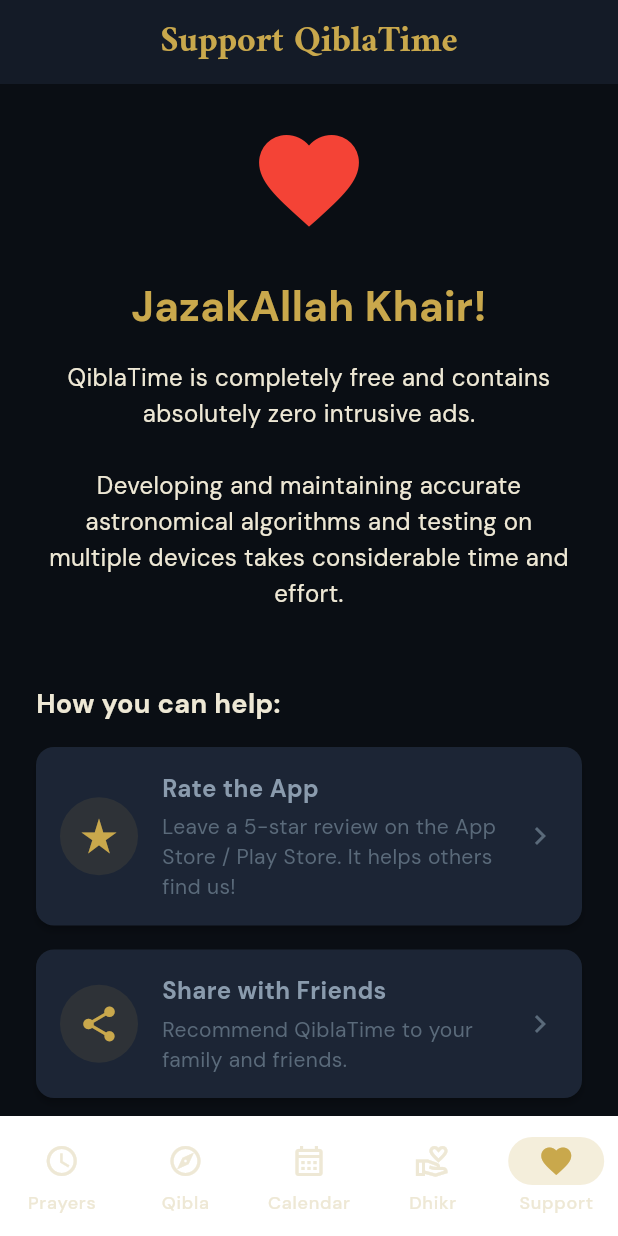
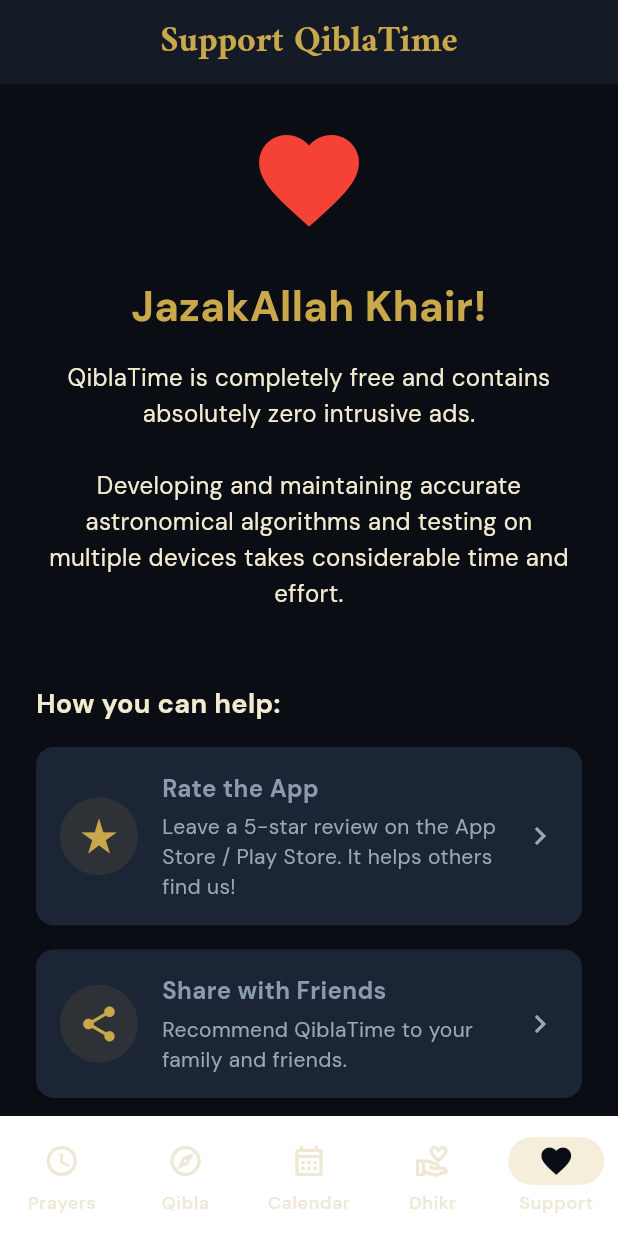
Before and after one commit to said3h/qibla_time, a Flutter app: the screen it shows after launch, item 5 of the bottom bar chosen, on a phone screen of 412 x 824 dp. Run offline on Flutter 3.47's test engine with Material 3 defaults, Android fonts, the phone set to English and light mode, and no system bars; our stand-ins replace adhan, audioplayers, flutter_compass, flutter_local_notifications, flutter_riverpod, geolocator and 5 more; missing offline and left inert: proximity_sensor.

Commit message:
Fix: Unblock CI analysis and restore assets

```diff
--- a/lib/core/navigation/main_navigation.dart
+++ b/lib/core/navigation/main_navigation.dart
@@ -40,30 +40,30 @@
         },
         backgroundColor: Colors.white,
         indicatorColor: AppTheme.primaryGreen.withOpacity(0.2),
-        destinations: [
+        destinations: const [
           NavigationDestination(
             icon: Icon(Icons.access_time_outlined),
-            selectedIcon: Icon(Icons.access_time_filled, color: AppTheme.primaryGreen),
+            selectedIcon: Icon(Icons.access_time_filled),
             label: 'Prayers',
           ),
           NavigationDestination(
             icon: Icon(Icons.explore_outlined),
-            selectedIcon: Icon(Icons.explore, color: AppTheme.primaryGreen),
+            selectedIcon: Icon(Icons.explore),
             label: 'Qibla',
           ),
           NavigationDestination(
             icon: Icon(Icons.calendar_month_outlined),
-            selectedIcon: Icon(Icons.calendar_month, color: AppTheme.primaryGreen),
+            selectedIcon: Icon(Icons.calendar_month),
             label: 'Calendar',
           ),
           NavigationDestination(
             icon: Icon(Icons.volunteer_activism_outlined), // Using this for Tasbih/Dhikr feeling
-            selectedIcon: Icon(Icons.volunteer_activism, color: AppTheme.primaryGreen),
+            selectedIcon: Icon(Icons.volunteer_activism),
             label: 'Dhikr',
           ),
           NavigationDestination(
             icon: Icon(Icons.favorite_outline),
-            selectedIcon: Icon(Icons.favorite, color: AppTheme.primaryGreen),
+            selectedIcon: Icon(Icons.favorite),
             label: 'Support',
           ),
         ],
--- a/lib/core/services/audio_service.dart
+++ b/lib/core/services/audio_service.dart
@@ -1,4 +1,5 @@
 import 'package:audioplayers/audioplayers.dart';
+import 'package:flutter/foundation.dart';
 
 /// Servicio para reproducir archivos de audio (Adhan, Quran, etc.)
 class AudioService {
@@ -25,7 +26,7 @@
         await _player.play(AssetSource('audio/$fileName'));
       }
     } catch (e) {
-      print('Error al reproducir audio: $e');
+      debugPrint('Error al reproducir audio: $e');
       rethrow;
     }
   }
@@ -35,7 +36,7 @@
     try {
       await _player.stop();
     } catch (e) {
-      print('Error al detener audio: $e');
+      debugPrint('Error al detener audio: $e');
     }
   }
 
@@ -44,7 +45,7 @@
     try {
       await _player.pause();
     } catch (e) {
-      print('Error al pausar audio: $e');
+      debugPrint('Error al pausar audio: $e');
     }
   }
 
@@ -53,7 +54,7 @@
     try {
       await _player.resume();
     } catch (e) {
-      print('Error al reanudar audio: $e');
+      debugPrint('Error al reanudar audio: $e');
     }
   }
 
@@ -62,7 +63,7 @@
     try {
       await _player.setVolume(volume);
     } catch (e) {
-      print('Error al establecer volumen: $e');
+      debugPrint('Error al establecer volumen: $e');
     }
   }
 
@@ -72,7 +73,7 @@
       await _player.stop();
       await _player.dispose();
     } catch (e) {
-      print('Error al liberar recursos: $e');
+      debugPrint('Error al liberar recursos: $e');
     }
   }
 
--- a/lib/core/theme/app_theme.dart
+++ b/lib/core/theme/app_theme.dart
@@ -317,30 +317,30 @@
   final tokens = QiblaThemes.dark;
 
   // Colores legacy (usando tema dark por defecto)
-  static Color get primaryGreen => QiblaThemes.dark.primary;
-  static Color get accentGold => QiblaThemes.dark.primaryLight;
-  static Color get backgroundWhite => QiblaThemes.dark.bgPage;
-  static Color get textDark => QiblaThemes.dark.textPrimary;
-  static Color get textLight => QiblaThemes.dark.textMuted;
+  static const Color primaryGreen = Color(0xFFC9A84C);
+  static const Color accentGold = Color(0xFFE8C97A);
+  static const Color backgroundWhite = Color(0xFF0A0E14);
+  static const Color textDark = Color(0xFFF3EBD1);
+  static const Color textLight = Color(0xFF9BA7B4);
 
   // Nuevos colores del diseño v2
-  static Color get gold => QiblaThemes.dark.primary;
-  static Color get goldLight => QiblaThemes.dark.primaryLight;
-  static Color get night => QiblaThemes.dark.bgPage;
-  static Color get deep => QiblaThemes.dark.bgApp;
-  static Color get surface => QiblaThemes.dark.bgSurface;
-  static Color get surface2 => QiblaThemes.dark.bgSurface2;
-  static Color get text => QiblaThemes.dark.textPrimary;
-  static Color get muted => QiblaThemes.dark.textMuted;
-  static Color get accent => QiblaThemes.dark.accent;
-  static Color get confirm => QiblaThemes.dark.confirm;
-  static Color get danger => QiblaThemes.dark.danger;
-  static Color get border => QiblaThemes.dark.border;
-  static Color get borderMed => QiblaThemes.dark.borderMed;
-  static Color get activeBg => QiblaThemes.dark.activeBg;
-  static Color get activeBorder => QiblaThemes.dark.activeBorder;
-  static Color get primaryBg => QiblaThemes.dark.primaryBg;
-  static Color get primaryBorder => QiblaThemes.dark.primaryBorder;
+  static const Color gold = Color(0xFFC9A84C);
+  static const Color goldLight = Color(0xFFE8C97A);
+  static const Color night = Color(0xFF0A0E14);
+  static const Color deep = Color(0xFF141B27);
+  static const Color surface = Color(0xFF1C2535);
+  static const Color surface2 = Color(0xFF243044);
+  static const Color text = Color(0xFFF3EBD1);
+  static const Color muted = Color(0xFF9BA7B4);
+  static const Color accent = Color(0xFF66D9EF);
+  static const Color confirm = Color(0xFF69C08A);
+  static const Color danger = Color(0xFFE57373);
+  static const Color border = Color(0x1FE8C97A);
+  static const Color borderMed = Color(0x38E8C97A);
+  static const Color activeBg = Color(0x2BC9A84C);
+  static const Color activeBorder = Color(0x52C9A84C);
+  static const Color primaryBg = Color(0x21C9A84C);
+  static const Color primaryBorder = Color(0x52C9A84C);
 
   // Gradientes
   static LinearGradient get prayerHeroGradient => const LinearGradient(
@@ -357,7 +357,7 @@
 
   // Theme Data para Material
   static ThemeData get darkTheme {
-    final tokens = QiblaThemes.dark;
+    const tokens = QiblaThemes.dark;
     return ThemeData(
       useMaterial3: true,
       brightness: Brightness.dark,
--- a/lib/features/support/screens/adhan_selector_screen.dart
+++ b/lib/features/support/screens/adhan_selector_screen.dart
@@ -36,11 +36,10 @@
 
   Future<void> _selectAdhan(String file) async {
     await _settingsService.saveAdhan(file);
-    if (mounted) {
-      setState(() {
-        _selectedAdhan = file;
-      });
-    }
+    if (!mounted) return;
+    setState(() {
+      _selectedAdhan = file;
+    });
     ScaffoldMessenger.of(context).showSnackBar(
       SnackBar(
         content: Text('Adhan guardado: ${_getAdhanName(file)}'),
--- a/lib/features/support/screens/settings_screen.dart
+++ b/lib/features/support/screens/settings_screen.dart
@@ -141,7 +141,9 @@
               onTap: () async {
                 await prefs.setInt(AppConstants.keyCalculationMethod, method.index);
                 ref.invalidate(calculationMethodProvider);
-                if (mounted) Navigator.pop(context);
+                if (!context.mounted) return;
+                Navigator.pop(context);
+                if (!this.context.mounted) return;
                 setState(() {});
               },
             )).toList(),
```
Also changed, not shown: 3 other files.
